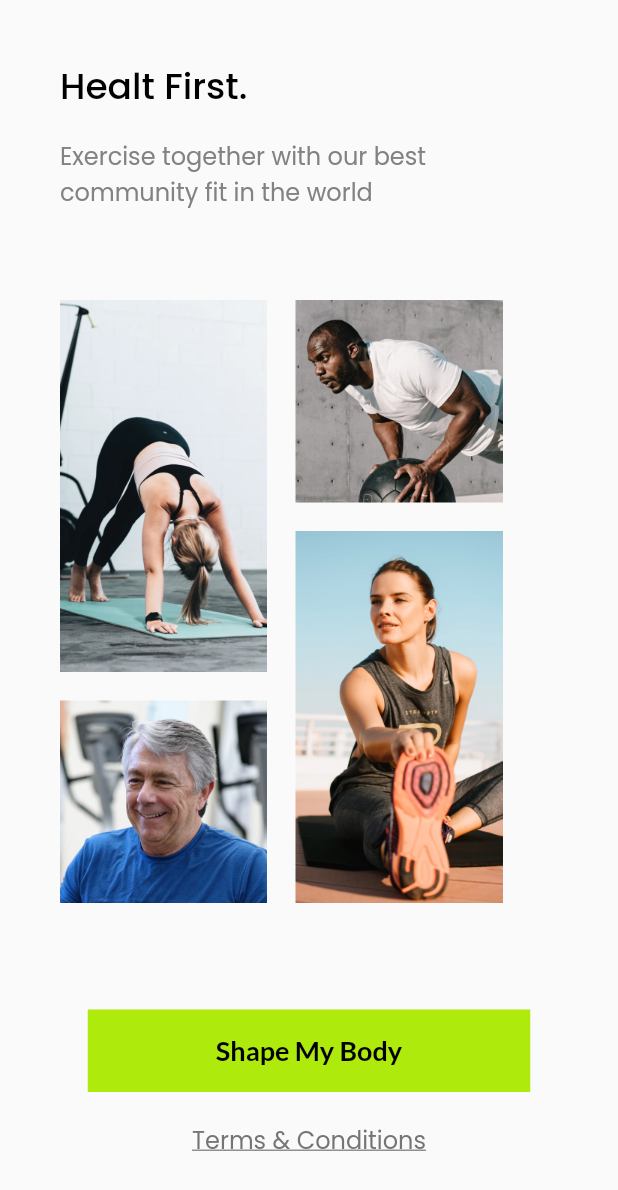
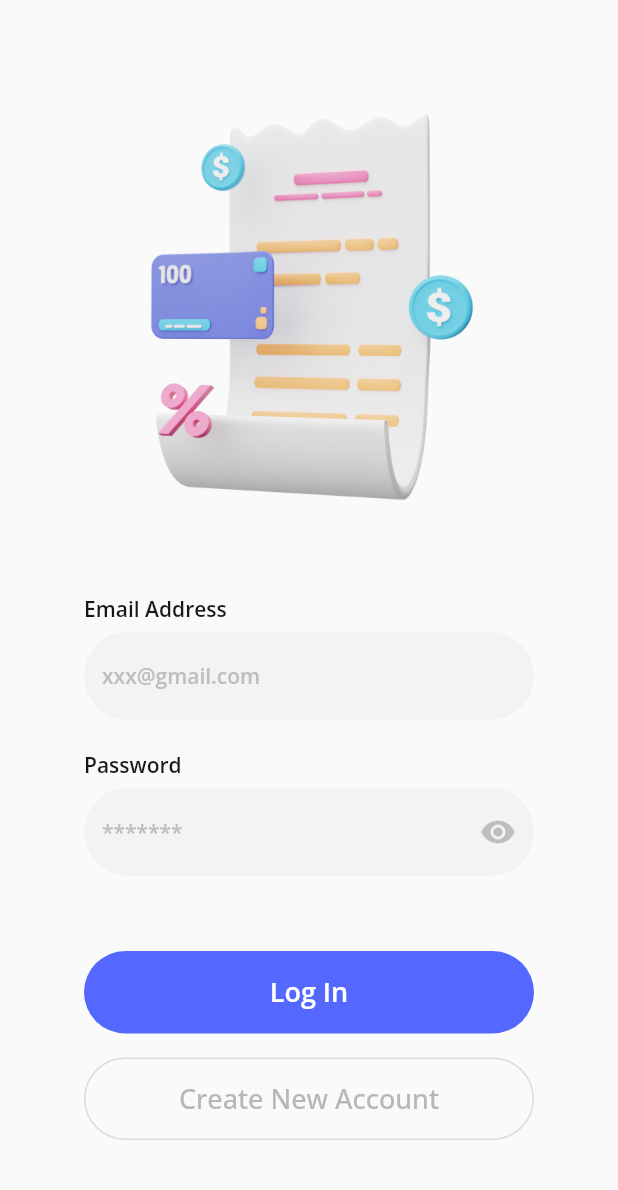
Before and after one commit to RaveNewt/first-flutter-app, a Flutter app: the screen it shows after launch, on a phone screen of 412 x 824 dp. Shown: the top 1190 px of the screen. Run offline on Flutter 3.47's test engine with Material 2 defaults, Android fonts, the phone set to English and light mode, and no system bars; our stand-ins replace google_fonts.

Commit message:
Learn to add button with container. add 2 page signin.

```diff
--- a/lib/main.dart
+++ b/lib/main.dart
@@ -1,5 +1,7 @@
 import 'package:flutter/material.dart';
+import 'package:travel_app/pages/first_signin.dart';
 import 'package:travel_app/pages/first_started.dart';
+import 'package:travel_app/pages/second_signin.dart';
 import 'package:travel_app/pages/second_splash.dart';
 import 'package:travel_app/pages/first_splash.dart';
 import 'package:travel_app/pages/second_started.dart';
@@ -11,7 +13,7 @@ class TravelApp extends StatelessWidget {
   Widget build(BuildContext context) {
     return MaterialApp(
       debugShowCheckedModeBanner: false,
-      home: SecondStarted(),
+      home: SecondSignin(),
     );
   }
 }
--- /dev/null
+++ b/lib/pages/second_signin.dart
@@ -0,0 +1,156 @@
+import 'package:flutter/material.dart';
+import 'package:google_fonts/google_fonts.dart';
+
+class SecondSignin extends StatelessWidget {
+  const SecondSignin({ Key? key }) : super(key: key);
+
+  @override
+  Widget build(BuildContext context) {
+    return Scaffold(
+      body: Padding(
+        padding: const EdgeInsets.only(top:64.0, left: 28, right: 28),
+        child: Column(
+          crossAxisAlignment: CrossAxisAlignment.start,
+          children: [
+            Padding(
+              padding: const EdgeInsets.only(left: 28, right: 28),
+              child: Center(
+                child: Image.asset(
+                  'assets/paper.png',
+                  width: 245,
+                  height: 279,
+                ),
+              ),
+            ),
+            SizedBox(height: 53,),
+            Padding(
+              padding: const EdgeInsets.only(left: 28.0, right: 28),
+              child: Text(
+                "Email Address",
+                style: GoogleFonts.openSans(
+                  color: Color(0xff17171A),
+                  fontSize: 14,
+                  fontWeight: FontWeight.w600,
+                ),
+              ),
+            ),
+            SizedBox(height: 6,),
+            Padding(
+              padding: const EdgeInsets.only(left: 28.0, right: 28),
+              child: TextFormField(
+                style: GoogleFonts.openSans(
+                  color: Color(0xff17171A),
+                  fontSize: 14,
+                  fontWeight: FontWeight.w600,
+                ),
+                decoration: InputDecoration(
+                  fillColor:Color(0xffF3F3F3) ,
+                  filled: true,
+                  border: OutlineInputBorder(
+                    borderRadius: BorderRadius.circular(71),
+                    borderSide: BorderSide.none,
+                  ),
+                  hintText: 'xxx@gmail.com',
+                  hintStyle: GoogleFonts.openSans(
+                    color: Color(0xffBEBEBE),
+                    fontSize: 14,
+                  )
+                ),
+              ),
+            ),
+            SizedBox(height: 20,),
+            Padding(
+              padding: const EdgeInsets.only(left: 28.0, right: 28),
+              child: Text(
+                "Password",
+                style: GoogleFonts.openSans(
+                  color: Color(0xff17171A),
+                  fontSize: 14,
+                  fontWeight: FontWeight.w600,
+                ),
+              ),
+            ),
+            SizedBox(height: 6,),
+            Padding(
+              padding: const EdgeInsets.only(left: 28.0, right: 28),
+              child: TextFormField(
+                obscureText: true,
+                style: GoogleFonts.openSans(
+                  color: Color(0xff17171A),
+                  fontSize: 14,
+                  fontWeight: FontWeight.w600,
+                ),
+                decoration: InputDecoration(
+                  fillColor:Color(0xffF3F3F3) ,
+                  filled: true,
+                  border: OutlineInputBorder(
+                    borderRadius: BorderRadius.circular(71),
+                    borderSide: BorderSide.none,
+                  ),
+                  hintText: '*******',
+                  hintStyle: GoogleFonts.openSans(
+                    color: Color(0xffBEBEBE),
+                    fontSize: 14,
+                  ),
+                  suffixIcon: Icon(
+                    Icons.visibility,
+                    color: Color(0xffBEBEBE),
+                  )
+                ),
+              ),
+            ),
+            SizedBox(height: 50,),
+            Padding(
+              padding: const EdgeInsets.only(left: 28.0, right: 28),
+              child: Container(
+                width: 320,
+                height: 55,
+                child: TextButton(
+                  style: TextButton.styleFrom(
+                    backgroundColor: Color(0xff5468FF),
+                    shape: RoundedRectangleBorder(
+                          borderRadius: BorderRadius.circular(71)
+                    )
+                  ),
+                  onPressed: () {},
+                  child: Text(
+                    'Log In',
+                    style: GoogleFonts.openSans(
+                      color: Colors.white,
+                      fontSize: 18,
+                      fontWeight: FontWeight.w600,
+                    ),
+                  ),
+                ),
+              ),
+            ),
+            SizedBox(height: 16,),
+            Padding(
+              padding: const EdgeInsets.only(left: 28.0, right: 28),
+              child: Container(
+                width: 320,
+                height: 55,
+                child: OutlinedButton(
+                  style: OutlinedButton.styleFrom(
+                    primary: Color(0xffD3D3D3),
+                    shape: RoundedRectangleBorder(
+                          borderRadius: BorderRadius.circular(71)
+                    )
+                  ),
+                  onPressed: () {},
+                  child: Text(
+                    'Create New Account',
+                    style: GoogleFonts.openSans(
+                      color: Color(0xffBAB6B6),
+                      fontSize: 18,
+                    ),
+                  ),
+                ),
+              ),
+            ),
+          ],
+        ),
+      ),
+    );
+  }
+}
```
Also changed, not shown: lib/pages/first_signin.dart (added, +137 -0 lines), assets/icon.png (added), assets/paper.png (added).
